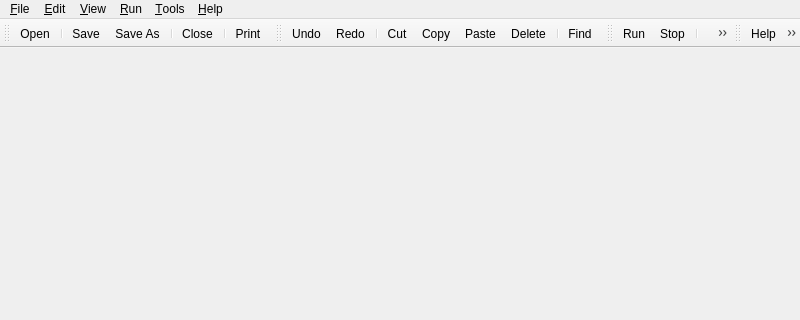
Before: the Qt Designer form src/ui/mainwindow.ui in opencor/opencor, drawn with Qt 5; both pictures show x 0 to 800 and y 0 to 320 of the 800 by 600 pixel window.
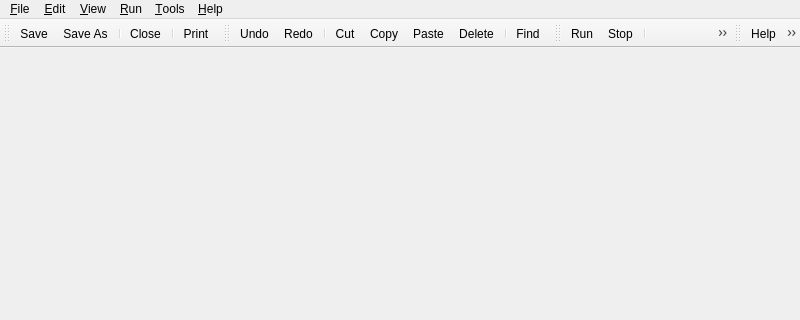
After: the same form once the commit is applied. Icons and pictures are not drawn.

Commit message: Working towards implementing a list of recently opened files.

What changed in the file:
```diff
--- a/src/ui/mainwindow.ui
+++ b/src/ui/mainwindow.ui
@@ -181,8 +181,6 @@
    <attribute name="toolBarBreak">
     <bool>false</bool>
    </attribute>
-   <addaction name="actionOpen"/>
-   <addaction name="separator"/>
    <addaction name="actionSave"/>
    <addaction name="actionSaveAs"/>
    <addaction name="separator"/>
```
The commit also changes 2 other files.
